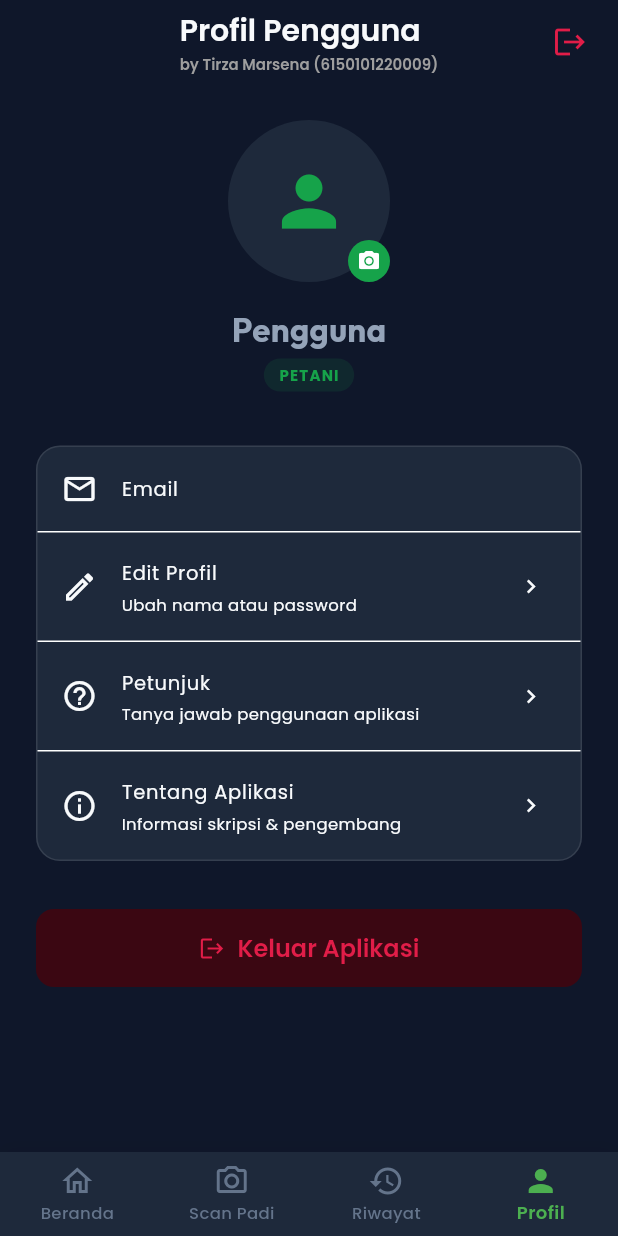
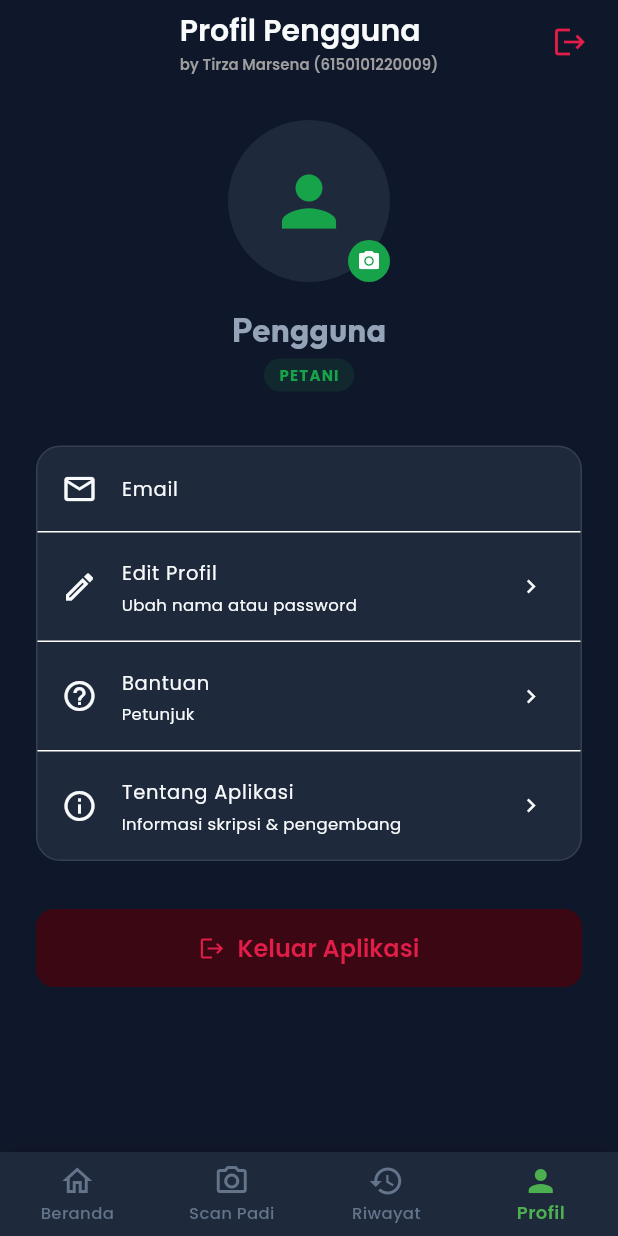
Before and after one commit to MuhammadAslam-aja/padiguard, a Flutter app: the ProfilePage screen opened by its route, on a phone screen of 412 x 824 dp. Run offline on Flutter 3.47's test engine with Material 3 defaults, Android fonts, the phone set to English and light mode, and no system bars; our stand-ins replace dio, fl_chart, flutter_riverpod, flutter_secure_storage, flutter_spinkit, geolocator and 4 more; missing offline and left inert: dart:html, dart:ui_web; accounts and stored records are empty; network calls fail.

Commit message:
style: rename profile menu item to Bantuan with subtitle Petunjuk

```diff
--- a/lib/features/profile/presentation/pages/profile_page.dart
+++ b/lib/features/profile/presentation/pages/profile_page.dart
@@ -255,7 +255,7 @@ class ProfilePage extends ConsumerWidget {
       builder: (context) => AlertDialog(
         shape: RoundedRectangleBorder(borderRadius: BorderRadius.circular(20)),
         title: Text(
-          'Petunjuk',
+          'Bantuan',
           style: GoogleFonts.poppins(fontWeight: FontWeight.bold, fontSize: 18),
         ),
         content: SizedBox(
@@ -454,11 +454,11 @@ class ProfilePage extends ConsumerWidget {
                   ),
                   const Divider(height: 1),
 
-                  // Action: FAQ
+                  // Action: FAQ / Bantuan
                   ListTile(
                     leading: const Icon(Icons.help_outline),
-                    title: const Text('Petunjuk', style: TextStyle(fontSize: 13)),
-                    subtitle: const Text('Tanya jawab penggunaan aplikasi', style: TextStyle(fontSize: 11)),
+                    title: const Text('Bantuan', style: TextStyle(fontSize: 13)),
+                    subtitle: const Text('Petunjuk', style: TextStyle(fontSize: 11)),
                     trailing: const Icon(Icons.chevron_right, size: 18),
                     onTap: () => _showFAQDialog(context),
                   ),
```
Also changed, not shown: 2 other files.
